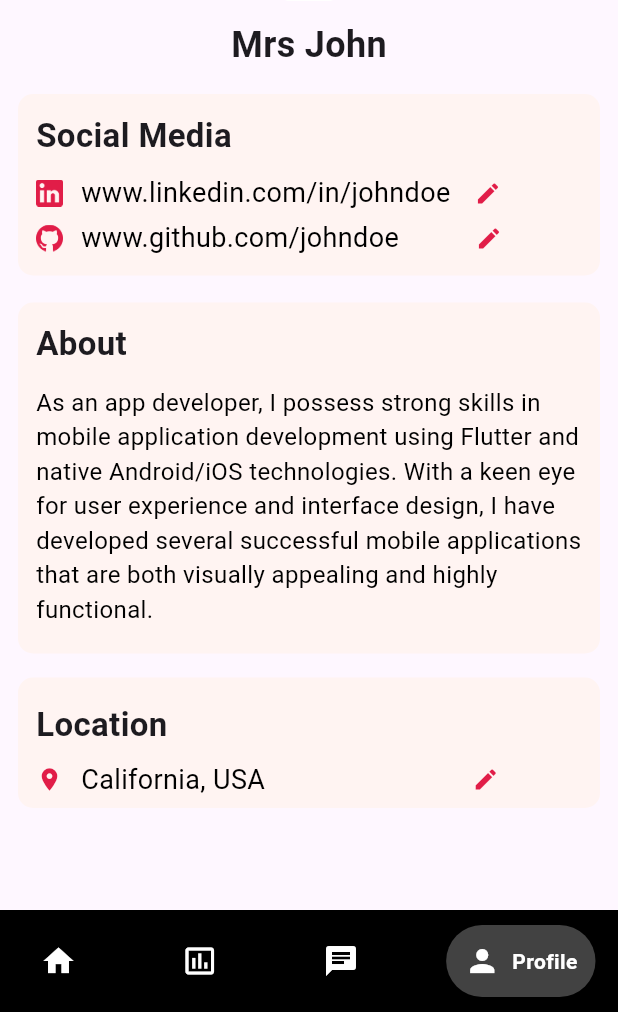
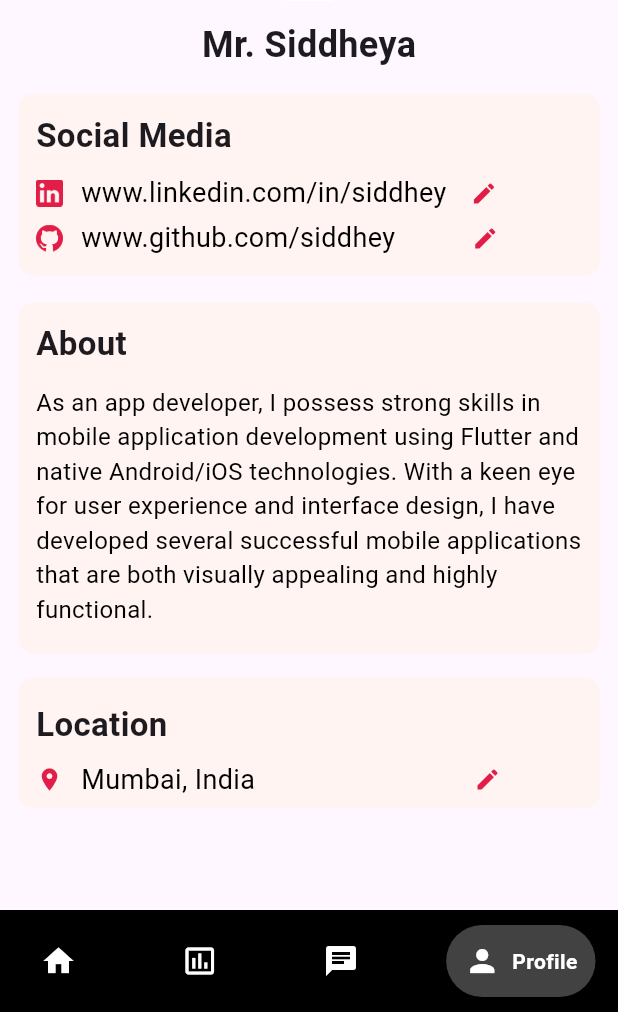
Before and after one commit to Sanket80/HireLink-App, a Flutter app: the ProfileScreen screen opened directly, on a phone screen of 412 x 824 dp, the part 224-1236 px from its top. Run offline on Flutter 3.47's test engine with Material 3 defaults, Android fonts, the phone set to English and light mode, and no system bars; drawn by our look-alikes of google_nav_bar; our stand-ins replace dash_chat_2, file_picker, fl_chart, shared_preferences, smooth_page_indicator; missing offline and left inert: flutter_pdfview; accounts and stored records are empty; network calls fail.

Commit message:
Fixed Everything

```diff
--- a/lib/Screens/Profile.dart
+++ b/lib/Screens/Profile.dart
@@ -61,7 +61,7 @@ class _ProfileScreenState extends State<ProfileScreen> {
                 child: Column(
                   children: [
                     Text(
-                      'Mrs John',
+                      'Mr. Siddheya',
                       style: TextStyle(
                         fontSize: 24,
                         fontWeight: FontWeight.bold,
@@ -101,7 +101,7 @@ class _ProfileScreenState extends State<ProfileScreen> {
                                 ),
                                 SizedBox(width: 12),
                                 Text(
-                                  'www.linkedin.com/in/johndoe',
+                                  'www.linkedin.com/in/siddhey',
                                   style: TextStyle(
                                     fontSize: 18,
                                     color: Colors.black,
@@ -132,7 +132,7 @@ class _ProfileScreenState extends State<ProfileScreen> {
                                 ),
                                 SizedBox(width: 12),
                                 Text(
-                                  'www.github.com/johndoe',
+                                  'www.github.com/siddhey',
                                   style: TextStyle(
                                     fontSize: 18,
                                     color: Colors.black,
@@ -217,13 +217,13 @@ class _ProfileScreenState extends State<ProfileScreen> {
                                 ),
                                 SizedBox(width: 12),
                                 Text(
-                                  'California, USA',
+                                  'Mumbai, India',
                                   style: TextStyle(
                                     fontSize: 18,
                                     color: Colors.black,
                                   ),
                                 ),
-                                SizedBox(width: 138),
+                                SizedBox(width: 146),
                                 Icon(
                                   Icons.edit,
                                   color: Color(0xffe11d48),
--- a/lib/Screens/chat_bot.dart
+++ b/lib/Screens/chat_bot.dart
@@ -161,7 +161,7 @@ class _ChatBotState extends State<ChatBot> {
                 },
               ),
               GButton(
-                icon: Icons.home_work_outlined,
+                icon: Icons.person,
                 text: 'Jobs',
                 onPressed: () {
                   setState(() {
--- a/lib/Screens/statistics.dart
+++ b/lib/Screens/statistics.dart
@@ -135,7 +135,7 @@ class _StatisticsPageState extends State<StatisticsPage> {
                 },
               ),
               GButton(
-                icon: Icons.home_work_outlined,
+                icon: Icons.person,
                 text: 'Jobs',
                 onPressed: () {
                   setState(() {
--- a/lib/utils/ip.dart
+++ b/lib/utils/ip.dart
@@ -1,5 +1,5 @@
-const String ipAddress = '10.11.0.231';
+const String ipAddress = '10.11.0.226';
 const int port = 3000;
 
 
-// 10.11.0.231
+// 10.11.0.231       // 226
```
Also changed, not shown: lib/Screens/HomeScreen.dart (+75 -5 lines).
